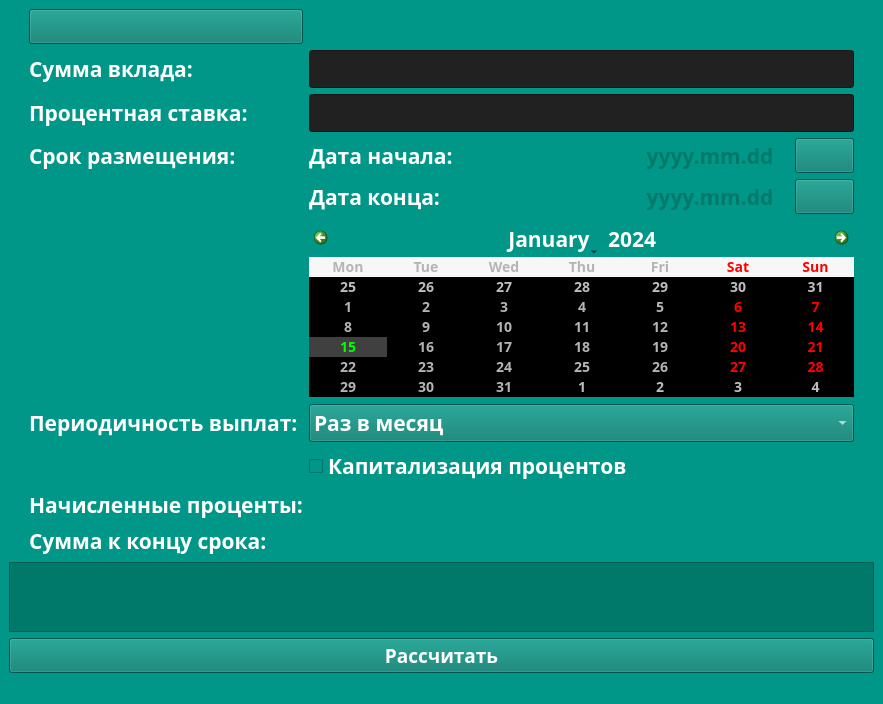
Before: the Qt Designer form src/calculator/depcalc.ui in ElectricEnchanter/Calculator_v1.0, drawn with Qt 5.
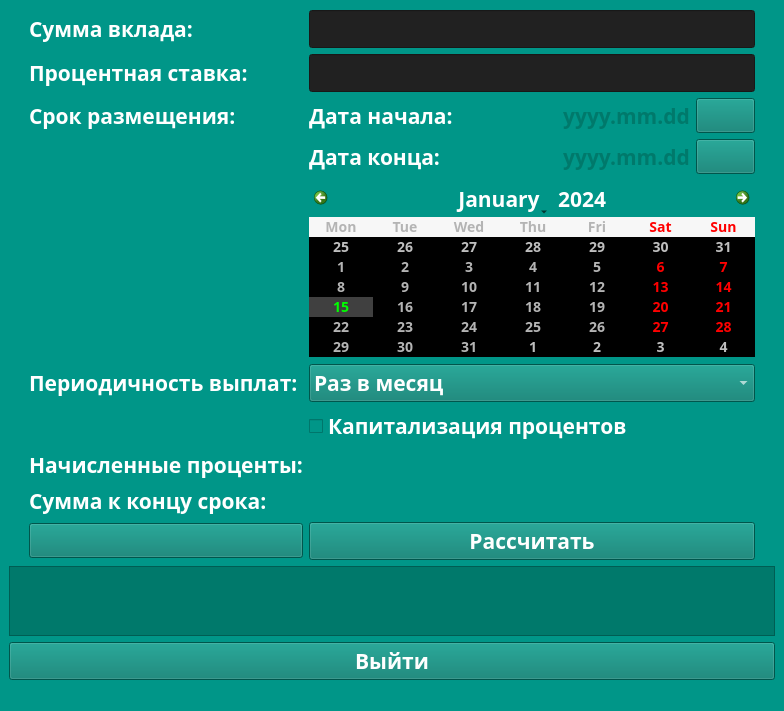
After: the same form once the commit is applied. Icons and pictures are not drawn.

Diff of the .ui file:
```diff
--- a/src/calculator/depcalc.ui
+++ b/src/calculator/depcalc.ui
@@ -6,8 +6,8 @@
    <rect>
     <x>0</x>
     <y>0</y>
-    <width>883</width>
-    <height>681</height>
+    <width>784</width>
+    <height>701</height>
    </rect>
   </property>
   <property name="font">
@@ -24,12 +24,224 @@
    <string notr="true">background-color:#009688</string>
   </property>
   <widget class="QWidget" name="centralwidget">
-   <layout class="QVBoxLayout" name="verticalLayout_2" stretch="1,0,0">
+   <layout class="QVBoxLayout" name="verticalLayout_2" stretch="1,1,0">
     <item>
-     <layout class="QGridLayout" name="gridLayout_2" columnstretch="0,0,0,0" rowminimumheight="1,1,1,1,1,1,1,1,1,1,1">
+     <layout class="QGridLayout" name="gridLayout_2" columnstretch="0,0,0,0" rowminimumheight="1,1,1,1,1,1,1,1,1,1,1,0">
       <property name="spacing">
        <number>-1</number>
       </property>
+      <item row="3" column="0">
+       <spacer name="horizontalSpacer">
+        <property name="orientation">
+         <enum>Qt::Horizontal</enum>
+        </property>
+        <property name="sizeType">
+         <enum>QSizePolicy::Fixed</enum>
+        </property>
+        <property name="sizeHint" stdset="0">
+         <size>
+          <width>20</width>
+          <height>20</height>
+         </size>
+        </property>
+       </spacer>
+      </item>
+      <item row="7" column="1">
+       <widget class="QLabel" name="payFrequencyLabel">
+        <property name="sizePolicy">
+         <sizepolicy hsizetype="Preferred" vsizetype="Expanding">
+          <horstretch>0</horstretch>
+          <verstretch>0</verstretch>
+         </sizepolicy>
+        </property>
+        <property name="font">
+         <font>
+          <family>PT Sans Caption</family>
+          <pointsize>16</pointsize>
+          <bold>true</bold>
+         </font>
+        </property>
+        <property name="styleSheet">
+         <string notr="true">color: #FFFFFF;</string>
+        </property>
+        <property name="text">
+         <string>Периодичность выплат:</string>
+        </property>
+       </widget>
+      </item>
+      <item row="10" column="2">
+       <widget class="QLabel" name="endAmountOutput">
+        <property name="sizePolicy">
+         <sizepolicy hsizetype="Preferred" vsizetype="Expanding">
+          <horstretch>0</horstretch>
+          <verstretch>0</verstretch>
+         </sizepolicy>
+        </property>
+        <property name="font">
+         <font>
+          <family>PT Sans Caption</family>
+          <pointsize>16</pointsize>
+          <bold>true</bold>
+         </font>
+        </property>
+        <property name="styleSheet">
+         <string notr="true">color: #FFFFFF;</string>
+        </property>
+        <property name="text">
+         <string/>
+        </property>
+       </widget>
+      </item>
+      <item row="4" column="2">
+       <layout class="QHBoxLayout" name="horizontalLayout" stretch="2,1,0">
+        <item>
+         <widget class="QLabel" name="periodEndInputLabel">
+          <property name="sizePolicy">
+           <sizepolicy hsizetype="Preferred" vsizetype="Expanding">
+            <horstretch>0</horstretch>
+            <verstretch>0</verstretch>
+           </sizepolicy>
+          </property>
+          <property name="font">
+           <font>
+            <family>PT Sans Caption</family>
+            <pointsize>16</pointsize>
+            <bold>true</bold>
+           </font>
+          </property>
+          <property name="styleSheet">
+           <string notr="true">color: #FFFFFF;</string>
+          </property>
+          <property name="text">
+           <string>Дата конца:</string>
+          </property>
+         </widget>
+        </item>
+        <item>
+         <widget class="QLabel" name="periodEndInput">
+          <property name="sizePolicy">
+           <sizepolicy hsizetype="Preferred" vsizetype="Expanding">
+            <horstretch>0</horstretch>
+            <verstretch>0</verstretch>
+           </sizepolicy>
+          </property>
+          <property name="font">
+           <font>
+            <family>PT Sans Caption</family>
+            <pointsize>16</pointsize>
+            <bold>true</bold>
+           </font>
+          </property>
+          <property name="styleSheet">
+           <string notr="true">color: #00796B;</string>
+          </property>
+          <property name="text">
+           <string>yyyy.mm.dd</string>
+          </property>
+          <property name="alignment">
+           <set>Qt::AlignCenter</set>
+          </property>
+         </widget>
+        </item>
+        <item>
+         <widget class="QPushButton" name="periodEndInputButton">
+          <property name="sizePolicy">
+           <sizepolicy hsizetype="Minimum" vsizetype="Expanding">
+            <horstretch>0</horstretch>
+            <verstretch>0</verstretch>
+           </sizepolicy>
+          </property>
+          <property name="font">
+           <font>
+            <family>PT Sans Caption</family>
+            <pointsize>14</pointsize>
+            <bold>true</bold>
+           </font>
+          </property>
+          <property name="styleSheet">
+           <string notr="true">color: #FFFFFF;
+background-color: #00796B</string>
+          </property>
+          <property name="text">
+           <string/>
+          </property>
+          <property name="icon">
+           <iconset resource="../../assets/icons/icons.qrc">
+            <normaloff>:/outline_event_black.png</normaloff>:/outline_event_black.png</iconset>
+          </property>
+          <property name="checkable">
+           <bool>true</bool>
+          </property>
+         </widget>
+        </item>
+       </layout>
+      </item>
+      <item row="1" column="1">
+       <widget class="QLabel" name="depAmount">
+        <property name="sizePolicy">
+         <sizepolicy hsizetype="Preferred" vsizetype="Expanding">
+          <horstretch>0</horstretch>
+          <verstretch>0</verstretch>
+         </sizepolicy>
+        </property>
+        <property name="font">
+         <font>
+          <family>PT Sans Caption</family>
+          <pointsize>16</pointsize>
+          <bold>true</bold>
+         </font>
+        </property>
+        <property name="styleSheet">
+         <string notr="true">color: #FFFFFF;</string>
+        </property>
+        <property name="text">
+         <string>Сумма вклада:</string>
+        </property>
+       </widget>
+      </item>
+      <item row="1" column="2">
+       <widget class="QLineEdit" name="depAmountInput">
+        <property name="sizePolicy">
+         <sizepolicy hsizetype="Expanding" vsizetype="Expanding">
+          <horstretch>0</horstretch>
+          <verstretch>0</verstretch>
+         </sizepolicy>
+        </property>
+        <property name="font">
+         <font>
+          <family>PT Sans Caption</family>
+          <pointsize>16</pointsize>
+          <bold>true</bold>
+         </font>
+        </property>
+        <property name="styleSheet">
+         <string notr="true">background-color: #212121</string>
+        </property>
+       </widget>
+      </item>
+      <item row="9" column="2">
+       <widget class="QLabel" name="AccruedIntOutput">
+        <property name="sizePolicy">
+         <sizepolicy hsizetype="Preferred" vsizetype="Expanding">
+          <horstretch>0</horstretch>
+          <verstretch>0</verstretch>
+         </sizepolicy>
+        </property>
+        <property name="font">
+         <font>
+          <family>PT Sans Caption</family>
+          <pointsize>16</pointsize>
+          <bold>true</bold>
+         </font>
+        </property>
+        <property name="styleSheet">
+         <string notr="true">color: #FFFFFF;</string>
+        </property>
+        <property name="text">
+         <string/>
+        </property>
+       </widget>
+      </item>
       <item row="2" column="1">
        <widget class="QLabel" name="interRateLabel">
         <property name="sizePolicy">
@@ -56,6 +268,96 @@
         </property>
        </widget>
       </item>
+      <item row="3" column="2">
+       <layout class="QHBoxLayout" name="horizontalLayout_2" stretch="2,1,0">
+        <property name="spacing">
+         <number>-1</number>
+        </property>
+        <property name="sizeConstraint">
+         <enum>QLayout::SetDefaultConstraint</enum>
+        </property>
+        <item>
+         <widget class="QLabel" name="periodStartInputLabel">
+          <property name="sizePolicy">
+           <sizepolicy hsizetype="Preferred" vsizetype="Expanding">
+            <horstretch>0</horstretch>
+            <verstretch>0</verstretch>
+           </sizepolicy>
+          </property>
+          <property name="font">
+           <font>
+            <family>PT Sans Caption</family>
+            <pointsize>16</pointsize>
+            <bold>true</bold>
+           </font>
+          </property>
+          <property name="styleSheet">
+           <string notr="true">color: #FFFFFF;</string>
+          </property>
+          <property name="text">
+           <string>Дата начала:</string>
+          </property>
+         </widget>
+        </item>
+        <item>
+         <widget class="QLabel" name="periodStartInput">
+          <property name="sizePolicy">
+           <sizepolicy hsizetype="Preferred" vsizetype="Expanding">
+            <horstretch>0</horstretch>
+            <verstretch>0</verstretch>
+           </sizepolicy>
+          </property>
+          <property name="font">
+           <font>
+            <family>PT Sans Caption</family>
+            <pointsize>16</pointsize>
+            <bold>true</bold>
+           </font>
+          </property>
+          <property name="styleSheet">
+           <string notr="true">color: #00796B;</string>
+          </property>
+          <property name="text">
+           <string>yyyy.mm.dd</string>
+          </property>
+          <property name="alignment">
+           <set>Qt::AlignCenter</set>
+          </property>
+         </widget>
+        </item>
+        <item>
+         <widget class="QPushButton" name="periodStartInputButton">
+          <property name="sizePolicy">
+           <sizepolicy hsizetype="Minimum" vsizetype="Expanding">
+            <horstretch>0</horstretch>
+            <verstretch>0</verstretch>
+           </sizepolicy>
+          </property>
+          <property name="font">
+           <font>
+            <family>PT Sans Caption</family>
+            <pointsize>14</pointsize>
+            <bold>true</bold>
+           </font>
+          </property>
+          <property name="styleSheet">
+           <string notr="true">color: #FFFFFF;
+background-color: #00796B</string>
+          </property>
+          <property name="text">
+           <string/>
+          </property>
+          <property name="icon">
+           <iconset resource="../../assets/icons/icons.qrc">
+            <normaloff>:/outline_event_black.png</normaloff>:/outline_event_black.png</iconset>
+          </property>
+          <property name="checkable">
+           <bool>true</bool>
+          </property>
+         </widget>
+        </item>
+       </layout>
+      </item>
       <item row="7" column="2">
        <widget class="QComboBox" name="payFrequencyBox">
         <property name="sizePolicy">
@@ -92,6 +394,134 @@
         </item>
        </widget>
       </item>
+      <item row="8" column="2">
+       <widget class="QCheckBox" name="capitalization">
+        <property name="sizePolicy">
+         <sizepolicy hsizetype="Minimum" vsizetype="Expanding">
+          <horstretch>0</horstretch>
+          <verstretch>0</verstretch>
+         </sizepolicy>
+        </property>
+        <property name="font">
+         <font>
+          <family>PT Sans Caption</family>
+          <pointsize>16</pointsize>
+          <bold>true</bold>
+         </font>
+        </property>
+        <property name="styleSheet">
+         <string notr="true">color: #FFFFFF;</string>
+        </property>
+        <property name="text">
+         <string>Капитализация процентов</string>
+        </property>
+       </widget>
+      </item>
+      <item row="9" column="1">
+       <widget class="QLabel" name="AccruedIntLabel">
+        <property name="sizePolicy">
+         <sizepolicy hsizetype="Preferred" vsizetype="Expanding">
+          <horstretch>0</horstretch>
+          <verstretch>0</verstretch>
+         </sizepolicy>
+        </property>
+        <property name="font">
+         <font>
+          <family>PT Sans Caption</family>
+          <pointsize>16</pointsize>
+          <bold>true</bold>
+         </font>
+        </property>
+        <property name="styleSheet">
+         <string notr="true">color: #FFFFFF;</string>
+        </property>
+        <property name="text">
+         <string>Начисленные проценты:</string>
+        </property>
+       </widget>
+      </item>
+      <item row="10" column="1">
+       <widget class="QLabel" name="endAmountLabel">
+        <property name="sizePolicy">
+         <sizepolicy hsizetype="Preferred" vsizetype="Expanding">
+          <horstretch>0</horstretch>
+          <verstretch>0</verstretch>
+         </sizepolicy>
+        </property>
+        <property name="font">
+         <font>
+          <family>PT Sans Caption</family>
+          <pointsize>16</pointsize>
+          <bold>true</bold>
+         </font>
+        </property>
+        <property name="styleSheet">
+         <string notr="true">color: #FFFFFF;</string>
+        </property>
+        <property name="text">
+         <string>Сумма к концу срока:</string>
+        </property>
+       </widget>
+      </item>
+      <item row="2" column="2">
+       <widget class="QLineEdit" name="interRateInput">
+        <property name="sizePolicy">
+         <sizepolicy hsizetype="Expanding" vsizetype="Expanding">
+          <horstretch>0</horstretch>
+          <verstretch>0</verstretch>
+         </sizepolicy>
+        </property>
+        <property name="font">
+         <font>
+          <family>PT Sans Caption</family>
+          <pointsize>16</pointsize>
+          <bold>true</bold>
+         </font>
+        </property>
+        <property name="styleSheet">
+         <string notr="true">background-color: #212121</string>
+        </property>
+       </widget>
+      </item>
+      <item row="3" column="1">
+       <widget class="QLabel" name="periodLabel">
+        <property name="sizePolicy">
+         <sizepolicy hsizetype="Preferred" vsizetype="Expanding">
+          <horstretch>0</horstretch>
+          <verstretch>0</verstretch>
+         </sizepolicy>
+        </property>
+        <property name="font">
+         <font>
+          <family>PT Sans Caption</family>
+          <pointsize>16</pointsize>
+          <bold>true</bold>
+         </font>
+        </property>
+        <property name="styleSheet">
+         <string notr="true">color: #FFFFFF;</string>
+        </property>
+        <property name="text">
+         <string>Срок размещения:</string>
+        </property>
+       </widget>
+      </item>
+      <item row="4" column="3">
+       <spacer name="horizontalSpacer_2">
+        <property name="orientation">
+         <enum>Qt::Horizontal</enum>
+        </property>
+        <property name="sizeType">
+         <enum>QSizePolicy::Fixed</enum>
+        </property>
+        <property name="sizeHint" stdset="0">
+         <size>
+          <width>20</width>
+          <height>20</height>
+         </size>
+        </property>
+       </spacer>
+      </item>
       <item row="5" column="2">
        <widget class="QCalendarWidget" name="calendarWidget">
         <property name="sizePolicy">
@@ -147,248 +577,7 @@
         </property>
        </widget>
       </item>
-      <item row="3" column="2">
-       <layout class="QHBoxLayout" name="horizontalLayout_2" stretch="2,1,0">
-        <property name="spacing">
-         <number>-1</number>
-        </property>
-        <property name="sizeConstraint">
-         <enum>QLayout::SetDefaultConstraint</enum>
-        </property>
-        <item>
-         <widget class="QLabel" name="periodStartInputLabel">
-          <property name="sizePolicy">
-           <sizepolicy hsizetype="Preferred" vsizetype="Expanding">
-            <horstretch>0</horstretch>
-            <verstretch>0</verstretch>
-           </sizepolicy>
-          </property>
-          <property name="font">
-           <font>
-            <family>PT Sans Caption</family>
-            <pointsize>16</pointsize>
-            <bold>true</bold>
-           </font>
-          </property>
-          <property name="styleSheet">
-           <string notr="true">color: #FFFFFF;</string>
-          </property>
-          <property name="text">
-           <string>Дата начала:</string>
-          </property>
-         </widget>
-        </item>
-        <item>
-         <widget class="QLabel" name="periodStartInput">
-          <property name="sizePolicy">
-           <sizepolicy hsizetype="Preferred" vsizetype="Expanding">
-            <horstretch>0</horstretch>
-            <verstretch>0</verstretch>
-           </sizepolicy>
-          </property>
-          <property name="font">
-           <font>
-            <family>PT Sans Caption</family>
-            <pointsize>16</pointsize>
-            <bold>true</bold>
-           </font>
-          </property>
-          <property name="styleSheet">
-           <string notr="true">color: #00796B;</string>
-          </property>
-          <property name="text">
-           <string>yyyy.mm.dd</string>
-          </property>
-          <property name="alignment">
-           <set>Qt::AlignCenter</set>
-          </property>
-         </widget>
-        </item>
-        <item>
-         <widget class="QPushButton" name="periodStartInputButton">
-          <property name="sizePolicy">
-           <sizepolicy hsizetype="Minimum" vsizetype="Expanding">
-            <horstretch>0</horstretch>
-            <verstretch>0</verstretch>
-           </sizepolicy>
-          </property>
-          <property name="font">
-           <font>
-            <family>PT Sans Caption</family>
-            <pointsize>14</pointsize>
-            <bold>true</bold>
-           </font>
-          </property>
-          <property name="styleSheet">
-           <string notr="true">color: #FFFFFF;
-background-color: #00796B</string>
-          </property>
-          <property name="text">
-           <string/>
-          </property>
-          <property name="icon">
-           <iconset resource="../../assets/icons/icons.qrc">
-            <normaloff>:/outline_event_black.png</normaloff>:/outline_event_black.png</iconset>
-          </property>
-          <property name="checkable">
-           <bool>true</bool>
-          </property>
-         </widget>
-        </item>
-       </layout>
-      </item>
-      <item row="1" column="1">
-       <widget class="QLabel" name="depAmount">
-        <property name="sizePolicy">
-         <sizepolicy hsizetype="Preferred" vsizetype="Expanding">
-          <horstretch>0</horstretch>
-          <verstretch>0</verstretch>
-         </sizepolicy>
-        </property>
-        <property name="font">
-         <font>
-          <family>PT Sans Caption</family>
-          <pointsize>16</pointsize>
-          <bold>true</bold>
-         </font>
-        </property>
-        <property name="styleSheet">
-         <string notr="true">color: #FFFFFF;</string>
-        </property>
-        <property name="text">
-         <string>Сумма вклада:</string>
-        </property>
-       </widget>
-      </item>
-      <item row="1" column="2">
-       <widget class="QLineEdit" name="depAmountInput">
-        <property name="sizePolicy">
-         <sizepolicy hsizetype="Expanding" vsizetype="Expanding">
-          <horstretch>0</horstretch>
-          <verstretch>0</verstretch>
-         </sizepolicy>
-        </property>
-        <property name="font">
-         <font>
-          <family>PT Sans Caption</family>
-          <pointsize>16</pointsize>
-          <bold>true</bold>
-         </font>
-        </property>
-        <property name="styleSheet">
-         <string notr="true">background-color: #212121</string>
-        </property>
-       </widget>
-      </item>
-      <item row="10" column="2">
-       <widget class="QLabel" name="endAmountOutput">
-        <property name="sizePolicy">
-         <sizepolicy hsizetype="Preferred" vsizetype="Expanding">
-          <horstretch>0</horstretch>
-          <verstretch>0</verstretch>
-         </sizepolicy>
-        </property>
-        <property name="font">
-         <font>
-          <family>PT Sans Caption</family>
-          <pointsize>16</pointsize>
-          <bold>true</bold>
-         </font>
-        </property>
-        <property name="styleSheet">
-         <string notr="true">color: #FFFFFF;</string>
-        </property>
-        <property name="text">
-         <string/>
-        </property>
-       </widget>
-      </item>
-      <item row="7" column="1">
-       <widget class="QLabel" name="payFrequencyLabel">
-        <property name="sizePolicy">
-         <sizepolicy hsizetype="Preferred" vsizetype="Expanding">
-          <horstretch>0</horstretch>
-          <verstretch>0</verstretch>
-         </sizepolicy>
-        </property>
-        <property name="font">
-         <font>
-          <family>PT Sans Caption</family>
-          <pointsize>16</pointsize>
-          <bold>true</bold>
-         </font>
-        </property>
-        <property name="styleSheet">
-         <string notr="true">color: #FFFFFF;</string>
-        </property>
-        <property name="text">
-         <string>Периодичность выплат:</string>
-        </property>
-       </widget>
-      </item>
-      <item row="4" column="3">
-       <spacer name="horizontalSpacer_2">
-        <property name="orientation">
-         <enum>Qt::Horizontal</enum>
-        </property>
-        <property name="sizeType">
-         <enum>QSizePolicy::Fixed</enum>
-        </property>
-        <property name="sizeHint" stdset="0">
-         <size>
-          <width>20</width>
-          <height>20</height>
-         </size>
-        </property>
-       </spacer>
-      </item>
-      <item row="8" column="2">
-       <widget class="QCheckBox" name="capitalization">
-        <property name="sizePolicy">
-         <sizepolicy hsizetype="Minimum" vsizetype="Expanding">
-          <horstretch>0</horstretch>
-          <verstretch>0</verstretch>
-         </sizepolicy>
-        </property>
-        <property name="font">
-         <font>
-          <family>PT Sans Caption</family>
-          <pointsize>16</pointsize>
-          <bold>true</bold>
-         </font>
-        </property>
-        <property name="styleSheet">
-         <string notr="true">color: #FFFFFF;</string>
-        </property>
-        <property name="text">
-         <string>Капитализация процентов</string>
-        </property>
-       </widget>
-      </item>
-      <item row="10" column="1">
-       <widget class="QLabel" name="endAmountLabel">
-        <property name="sizePolicy">
-         <sizepolicy hsizetype="Preferred" vsizetype="Expanding">
-          <horstretch>0</horstretch>
-          <verstretch>0</verstretch>
-         </sizepolicy>
-        </property>
-        <property name="font">
-         <font>
-          <family>PT Sans Caption</family>
-          <pointsize>16</pointsize>
-          <bold>true</bold>
-         </font>
-        </property>
-        <property name="styleSheet">
-         <string notr="true">color: #FFFFFF;</string>
-        </property>
-        <property name="text">
-         <string>Сумма к концу срока:</string>
-        </property>
-       </widget>
-      </item>
-      <item row="0" column="1">
+      <item row="11" column="1">
        <widget class="QPushButton" name="reset">
         <property name="font">
          <font>
@@ -408,55 +597,16 @@
          <iconset resource="../../assets/icons/icons.qrc">
           <normaloff>:/backspace.png</normaloff>:/backspace.png</iconset>
         </property>
-       </widget>
-      </item>
-      <item row="3" column="0">
-       <spacer name="horizontalSpacer">
-        <property name="orientation">
-         <enum>Qt::Horizontal</enum>
-        </property>
-        <property name="sizeType">
-         <enum>QSizePolicy::Fixed</enum>
-        </property>
-        <property name="sizeHint" stdset="0">
+        <property name="iconSize">
          <size>
-          <width>20</width>
-          <height>20</height>
+          <width>24</width>
+          <height>24</height>
          </size>
         </property>
-       </spacer>
-      </item>
-      <item row="9" column="1">
-       <widget class="QLabel" name="AccruedIntLabel">
-        <property name="sizePolicy">
-         <sizepolicy hsizetype="Preferred" vsizetype="Expanding">
-          <horstretch>0</horstretch>
-          <verstretch>0</verstretch>
-         </sizepolicy>
-        </property>
-        <property name="font">
-         <font>
-          <family>PT Sans Caption</family>
-          <pointsize>16</pointsize>
-          <bold>true</bold>
-         </font>
-        </property>
-        <property name="styleSheet">
-         <string notr="true">color: #FFFFFF;</string>
-        </property>
-        <property name="text">
-         <string>Начисленные проценты:</string>
-        </property>
        </widget>
       </item>
-      <item row="3" column="1">
-       <widget class="QLabel" name="periodLabel">
-        <property name="sizePolicy">
-         <sizepolicy hsizetype="Preferred" vsizetype="Expanding">
-          <horstretch>0</horstretch>
-          <verstretch>0</verstretch>
-         </sizepolicy>
-        </property>
+      <item row="11" column="2">
+       <widget class="QPushButton" name="equalButton">
         <property name="font">
          <font>
           <family>PT Sans Caption</family>
@@ -464,138 +614,25 @@
           <bold>true</bold>
          </font>
         </property>
-        <property name="styleSheet">
-         <string notr="true">color: #FFFFFF;</string>
+        <property name="layoutDirection">
+         <enum>Qt::RightToLeft</enum>
         </property>
-        <property name="text">
-         <string>Срок размещения:</string>
-        </property>
-       </widget>
-      </item>
-      <item row="9" column="2">
-       <widget class="QLabel" name="AccruedIntOutput">
-        <property name="sizePolicy">
-         <sizepolicy hsizetype="Preferred" vsizetype="Expanding">
-          <horstretch>0</horstretch>
-          <verstretch>0</verstretch>
-         </sizepolicy>
-        </property>
-        <property name="font">
-         <font>
-          <family>PT Sans Caption</family>
-          <pointsize>16</pointsize>
-          <bold>true</bold>
-         </font>
-        </property>
         <property name="styleSheet">
-         <string notr="true">color: #FFFFFF;</string>
-        </property>
-        <property name="text">
-         <string/>
-        </property>
-       </widget>
-      </item>
-      <item row="4" column="2">
-       <layout class="QHBoxLayout" name="horizontalLayout" stretch="2,1,0">
-        <item>
-         <widget class="QLabel" name="periodEndInputLabel">
-          <property name="sizePolicy">
-           <sizepolicy hsizetype="Preferred" vsizetype="Expanding">
-            <horstretch>0</horstretch>
-            <verstretch>0</verstretch>
-           </sizepolicy>
-          </property>
-          <property name="font">
-           <font>
-            <family>PT Sans Caption</family>
-            <pointsize>16</pointsize>
-            <bold>true</bold>
-           </font>
-          </property>
-          <property name="styleSheet">
-           <string notr="true">color: #FFFFFF;</string>
-          </property>
-          <property name="text">
-           <string>Дата конца:</string>
-          </property>
-         </widget>
-        </item>
-        <item>
-         <widget class="QLabel" name="periodEndInput">
-          <property name="sizePolicy">
-           <sizepolicy hsizetype="Preferred" vsizetype="Expanding">
-            <horstretch>0</horstretch>
-            <verstretch>0</verstretch>
-           </sizepolicy>
-          </property>
-          <property name="font">
-           <font>
-            <family>PT Sans Caption</family>
-            <pointsize>16</pointsize>
-            <bold>true</bold>
-           </font>
-          </property>
-          <property name="styleSheet">
-           <string notr="true">color: #00796B;</string>
-          </property>
-          <property name="text">
-           <string>yyyy.mm.dd</string>
-          </property>
-          <property name="alignment">
-           <set>Qt::AlignCenter</set>
-          </property>
-         </widget>
-        </item>
-        <item>
-         <widget class="QPushButton" name="periodEndInputButton">
-          <property name="sizePolicy">
-           <sizepolicy hsizetype="Minimum" vsizetype="Expanding">
-            <horstretch>0</horstretch>
-            <verstretch>0</verstretch>
-           </sizepolicy>
-          </property>
-          <property name="font">
-           <font>
-            <family>PT Sans Caption</family>
-            <pointsize>14</pointsize>
-            <bold>true</bold>
-           </font>
-          </property>
-          <property name="styleSheet">
-           <string notr="true">color: #FFFFFF;
+         <string notr="true">color: #FFFFFF;
 background-color: #00796B</string>
-          </property>
-          <property name="text">
-           <string/>
-          </property>
-          <property name="icon">
-           <iconset resource="../../assets/icons/icons.qrc">
-            <normaloff>:/outline_event_black.png</normaloff>:/outline_event_black.png</iconset>
-          </property>
-          <property name="checkable">
-           <bool>true</bool>
-          </property>
-         </widget>
-        </item>
-       </layout>
-      </item>
-      <item row="2" column="2">
-       <widget class="QLineEdit" name="interRateInput">
-        <property name="sizePolicy">
-         <sizepolicy hsizetype="Expanding" vsizetype="Expanding">
-          <horstretch>0</horstretch>
-          <verstretch>0</verstretch>
-         </sizepolicy>
         </property>
-        <property name="font">
-         <font>
-          <family>PT Sans Caption</family>
-          <pointsize>16</pointsize>
-          <bold>true</bold>
-         </font>
+        <property name="text">
+         <string>Рассчитать</string>
         </property>
-        <property name="styleSheet">
-         <string notr="true">background-color: #212121</string>
+        <property name="icon">
+         <iconset resource="../../assets/icons/icons.qrc">
+          <normaloff>:/calculate.png</normaloff>:/calculate.png</iconset>
+        </property>
+        <property name="iconSize">
+         <size>
+          <width>24</width>
+          <height>24</height>
+         </size>
         </property>
        </widget>
       </item>
@@ -617,20 +654,33 @@
      </widget>
     </item>
     <item>
-     <widget class="QPushButton" name="equalButton">
+     <widget class="QPushButton" name="closeButton">
       <property name="font">
        <font>
         <family>PT Sans Caption</family>
-        <pointsize>14</pointsize>
+        <pointsize>16</pointsize>
         <bold>true</bold>
        </font>
       </property>
+      <property name="layoutDirection">
+       <enum>Qt::RightToLeft</enum>
+      </property>
       <property name="styleSheet">
        <string notr="true">color: #FFFFFF;
 background-color: #00796B</string>
       </property>
       <property name="text">
-       <string>Рассчитать</string>
+       <string>Выйти</string>
+      </property>
+      <property name="icon">
+       <iconset resource="../../assets/icons/icons.qrc">
+        <normaloff>:/close.png</normaloff>:/close.png</iconset>
+      </property>
+      <property name="iconSize">
+       <size>
+        <width>24</width>
+        <height>24</height>
+       </size>
       </property>
      </widget>
     </item>
```
